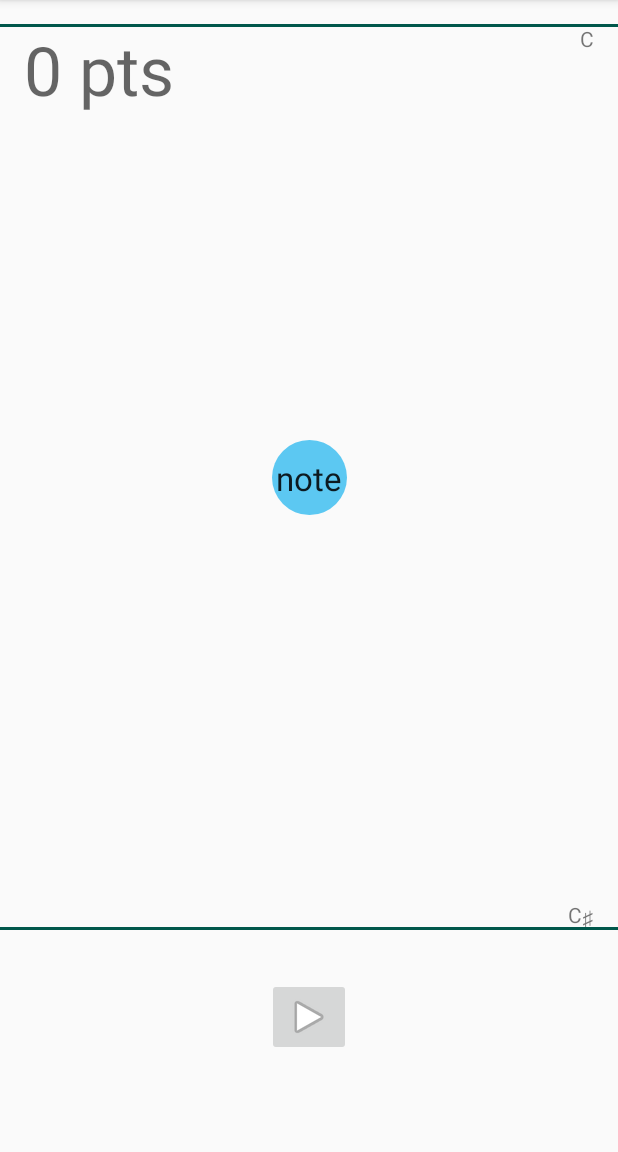
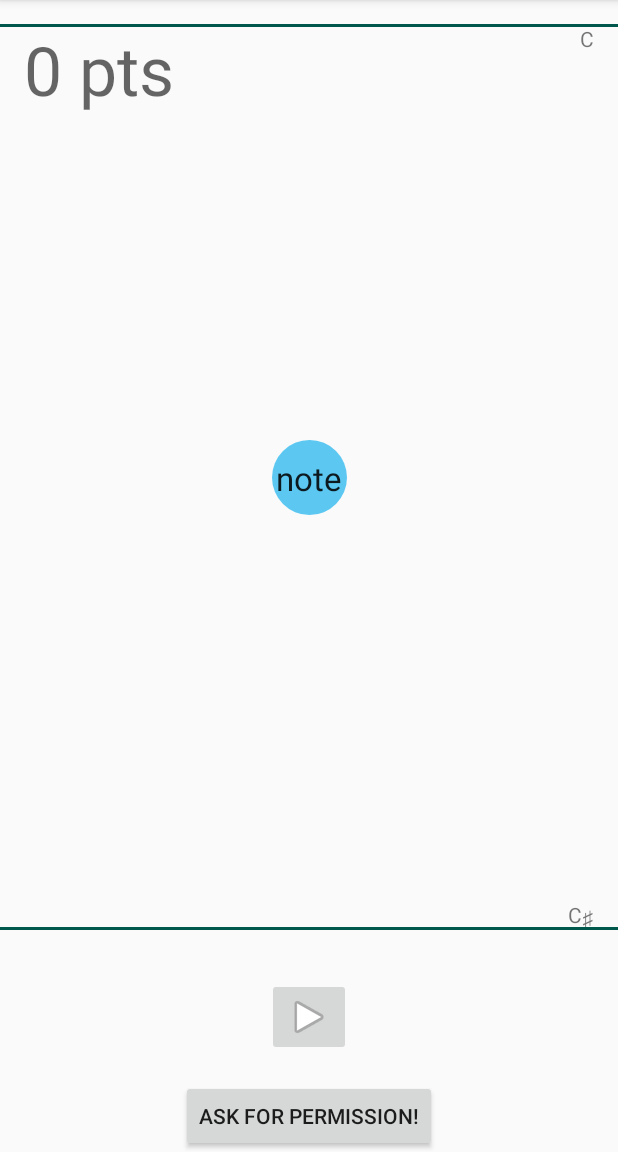
Before and after one commit to jackmarty21/MusicalEars, an Android app: the screen it shows after launch (MainActivity), on a phone screen of 412 x 824 dp, the part 84-1236 px from its top. Run offline under Robolectric (Android 15) with nearby library versions, the light colour scheme and no system bars; 2 statements that could not run were skipped.

Commit message:
show permission button in case mic permissions are not yet granted

```diff
--- a/Android/Prototypes/GuitarTunerPrototype/app/src/main/res/layout/activity_main.xml
+++ b/Android/Prototypes/GuitarTunerPrototype/app/src/main/res/layout/activity_main.xml
@@ -12,7 +12,7 @@
         android:layout_width="wrap_content"
         android:layout_height="wrap_content"
         android:text="Ask for Permission!"
-        android:visibility="invisible"
+        android:visibility="visible"
         app:layout_constraintBottom_toBottomOf="parent"
         app:layout_constraintLeft_toLeftOf="parent"
         app:layout_constraintRight_toRightOf="parent" />
```
